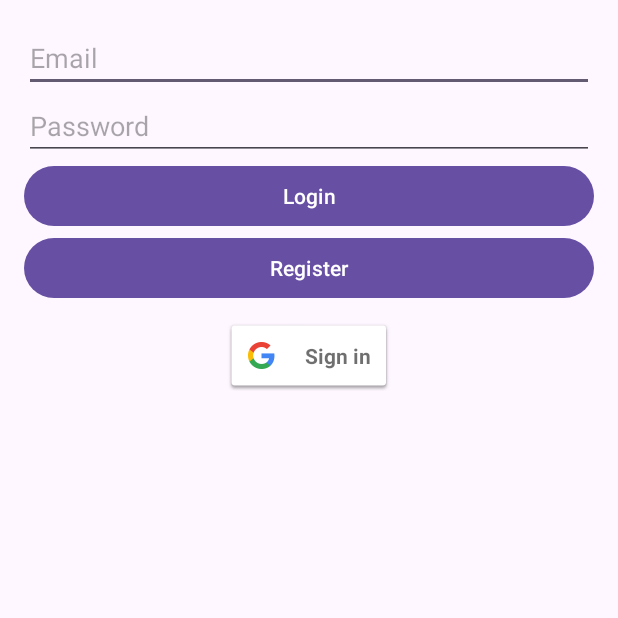
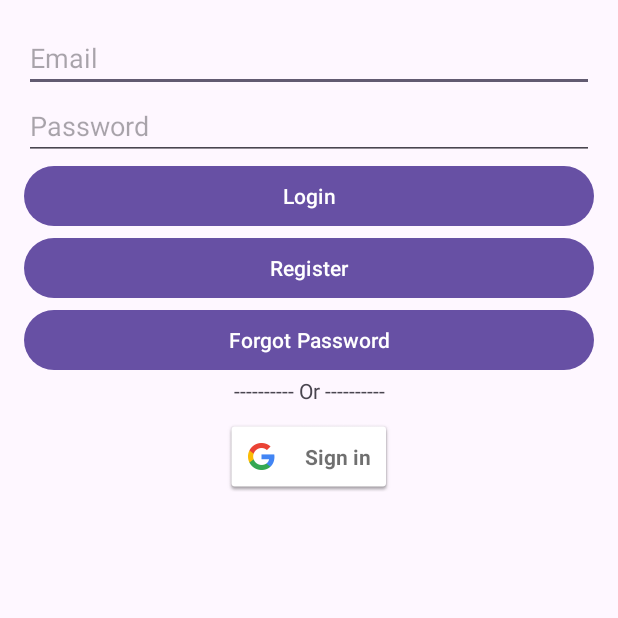
Before and after one commit to auriorajaa/smartfit-final-capstone-bangkit, an Android app: the LoginActivity screen opened directly, with no data from a screen before it, on a phone screen of 412 x 824 dp, the top half of it. Run offline under Robolectric (Android 15) with nearby library versions, the light colour scheme and no system bars; our stand-ins replace Firebase (no records; nobody signed in at launch, a user with empty details on screens opened directly).

Commit message:
Nambah email verification dan forgot password

```diff
--- a/app/src/main/AndroidManifest.xml
+++ b/app/src/main/AndroidManifest.xml
@@ -1,3 +1,4 @@
+<?xml version="1.0" encoding="utf-8"?>
 <manifest xmlns:android="http://schemas.android.com/apk/res/android"
     xmlns:tools="http://schemas.android.com/tools">
 
@@ -15,10 +16,14 @@
         android:theme="@style/Theme.SmartFit"
         tools:targetApi="31">
         <activity
+            android:name=".ForgotPasswordActivity"
+            android:exported="false" />
+        <activity
             android:name=".MainActivity"
             android:exported="true">
             <intent-filter>
                 <action android:name="android.intent.action.MAIN" />
+
                 <category android:name="android.intent.category.LAUNCHER" />
             </intent-filter>
         </activity>
@@ -32,4 +37,5 @@
             android:name=".LoginActivity"
             android:exported="false" />
     </application>
+
 </manifest>
--- a/app/src/main/res/layout/activity_login.xml
+++ b/app/src/main/res/layout/activity_login.xml
@@ -2,9 +2,9 @@
 <LinearLayout xmlns:android="http://schemas.android.com/apk/res/android"
     android:layout_width="match_parent"
     android:layout_height="match_parent"
+    android:layout_marginTop="50dp"
     android:orientation="vertical"
-    android:padding="16dp"
-    android:layout_marginTop="50dp">
+    android:padding="16dp">
 
     <EditText
         android:id="@+id/emailEditText"
@@ -31,11 +31,25 @@
         android:layout_height="wrap_content"
         android:text="Register" />
 
+
+    <Button
+        android:id="@+id/forgotPasswordButton"
+        android:layout_width="match_parent"
+        android:layout_height="wrap_content"
+        android:text="Forgot Password" />
+
+    <TextView
+        android:layout_width="match_parent"
+        android:layout_height="wrap_content"
+        android:text="---------- Or ----------"
+        android:layout_gravity="center"
+        android:textAlignment="center"/>
+
     <com.google.android.gms.common.SignInButton
         android:id="@+id/googleSignInButton"
-        android:layout_marginTop="10dp"
-        android:layout_gravity="center_horizontal"
         android:layout_width="wrap_content"
         android:layout_height="wrap_content"
+        android:layout_gravity="center_horizontal"
+        android:layout_marginTop="10dp"
         android:text="Sign in with Google" />
 </LinearLayout>
```
Also changed, not shown: app/src/main/java/com/example/smartfit/ForgotPasswordActivity.kt (added, +92 -0 lines), app/src/main/java/com/example/smartfit/LoginActivity.kt (+13 -2 lines), app/src/main/java/com/example/smartfit/RegisterActivity.kt (+29 -3 lines), app/src/main/res/layout/activity_forgot_password.xml (added, +19 -0 lines), 1 other file.
